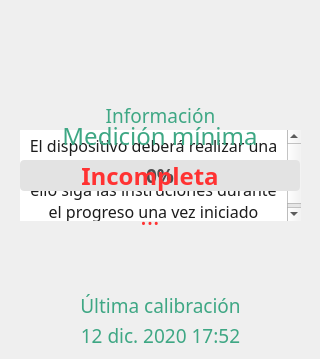
jgpbwork/VentiPAPCNEURO, file optioncalibration.ui: the form before one commit.
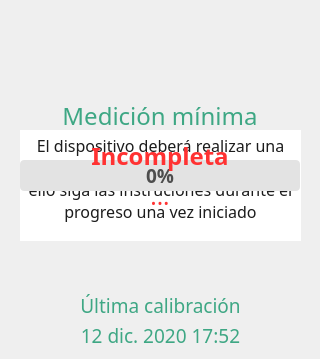
The form after the commit. Icons and pictures are not drawn. Custom widgets are drawn as their Qt base class.

```diff
--- a/optioncalibration.ui
+++ b/optioncalibration.ui
@@ -72,7 +72,7 @@
       <x>20</x>
       <y>130</y>
       <width>281</width>
-      <height>91</height>
+      <height>111</height>
      </rect>
     </property>
     <property name="font">
@@ -158,37 +158,11 @@
      <set>Qt::AlignCenter</set>
     </property>
    </widget>
-   <widget class="QLabel" name="l_calibration_state">
-    <property name="geometry">
-     <rect>
-      <x>60</x>
-      <y>100</y>
-      <width>201</width>
-      <height>31</height>
-     </rect>
-    </property>
-    <property name="font">
-     <font>
-      <family>Swis721 Lt BT</family>
-      <pointsize>14</pointsize>
-     </font>
-    </property>
-    <property name="styleSheet">
-     <string notr="true">background-image: url(:/icons/general/fondo_transparente.png);
-color:rgb(62, 167, 132);</string>
-    </property>
-    <property name="text">
-     <string>Información</string>
-    </property>
-    <property name="alignment">
-     <set>Qt::AlignCenter</set>
-    </property>
-   </widget>
    <widget class="QLabel" name="l_calibration_state_progress_text">
     <property name="geometry">
      <rect>
       <x>20</x>
-      <y>120</y>
+      <y>100</y>
       <width>280</width>
       <height>31</height>
      </rect>
@@ -289,8 +263,8 @@
    <widget class="QLabel" name="l_calibration_state_error_tag">
     <property name="geometry">
      <rect>
-      <x>10</x>
-      <y>160</y>
+      <x>20</x>
+      <y>140</y>
       <width>280</width>
       <height>31</height>
      </rect>
@@ -317,8 +291,8 @@
    <widget class="QLabel" name="l_calibration_state_error_text">
     <property name="geometry">
      <rect>
-      <x>10</x>
-      <y>200</y>
+      <x>20</x>
+      <y>180</y>
       <width>280</width>
       <height>31</height>
      </rect>
```
